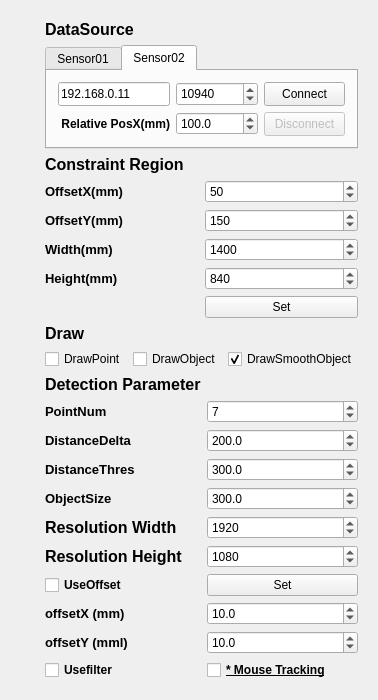
Before: the Qt Designer form QT_URG/QT_URG.ui in Zhi0927/WiserUrg, drawn with Qt 5.
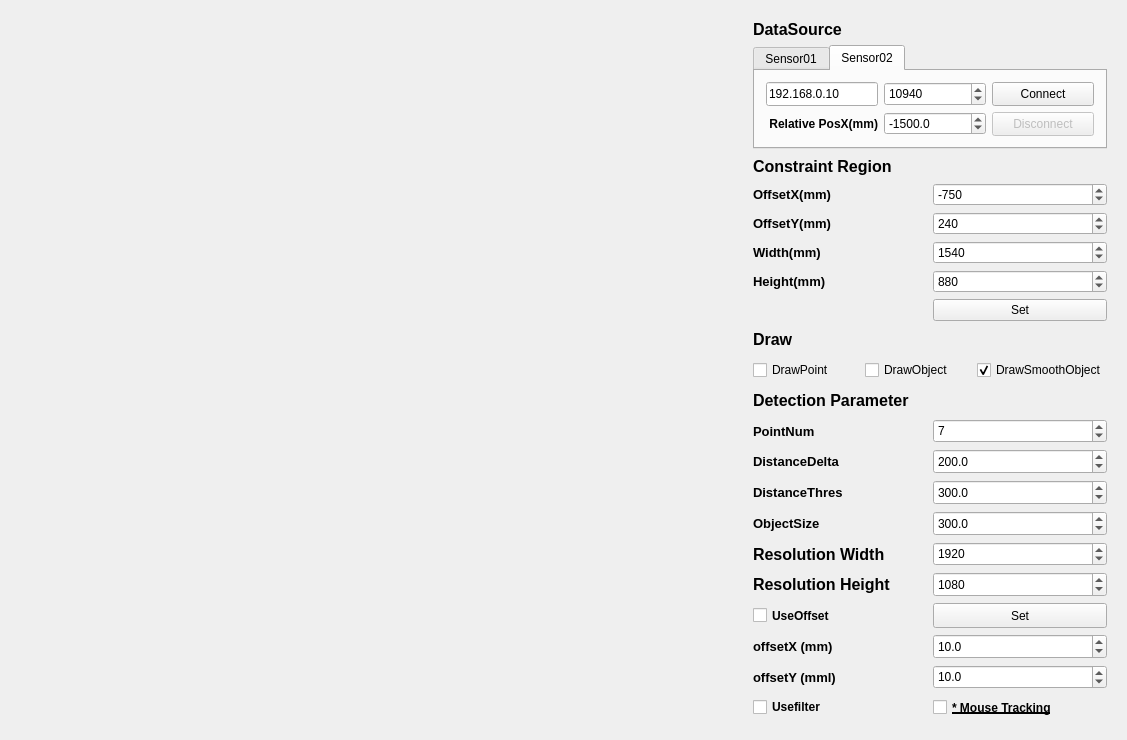
After: the same form once the commit is applied. The open tabs and pages were chosen to show the change. Custom widgets are drawn as their Qt base class.

The edit to the form file:
```diff
--- a/QT_URG/QT_URG.ui
+++ b/QT_URG/QT_URG.ui
@@ -2,6 +2,14 @@
 <ui version="4.0">
  <class>Qt_urgClass</class>
  <widget class="QWidget" name="Qt_urgClass">
+  <property name="geometry">
+   <rect>
+    <x>0</x>
+    <y>0</y>
+    <width>1127</width>
+    <height>740</height>
+   </rect>
+  </property>
   <property name="sizePolicy">
    <sizepolicy hsizetype="Expanding" vsizetype="Expanding">
     <horstretch>0</horstretch>
@@ -191,7 +199,7 @@
             </sizepolicy>
            </property>
            <property name="text">
-            <string>192.168.0.11</string>
+            <string>192.168.0.10</string>
            </property>
           </widget>
          </item>
@@ -252,13 +260,13 @@
             <number>1</number>
            </property>
            <property name="minimum">
-            <double>10.000000000000000</double>
+            <double>-20000.000000000000000</double>
            </property>
            <property name="maximum">
             <double>20000.000000000000000</double>
            </property>
            <property name="value">
-            <double>100.000000000000000</double>
+            <double>-1500.000000000000000</double>
            </property>
           </widget>
          </item>
@@ -304,7 +312,7 @@
         <double>50000.000000000000000</double>
        </property>
        <property name="value">
-        <double>150.000000000000000</double>
+        <double>240.000000000000000</double>
        </property>
       </widget>
      </item>
@@ -391,7 +399,7 @@
         <double>50000.000000000000000</double>
        </property>
        <property name="value">
-        <double>840.000000000000000</double>
+        <double>880.000000000000000</double>
        </property>
       </widget>
      </item>
@@ -474,7 +482,7 @@
         <double>50000.000000000000000</double>
        </property>
        <property name="value">
-        <double>50.000000000000000</double>
+        <double>-750.000000000000000</double>
        </property>
       </widget>
      </item>
@@ -522,7 +530,7 @@
         <double>50000.000000000000000</double>
        </property>
        <property name="value">
-        <double>1400.000000000000000</double>
+        <double>1540.000000000000000</double>
        </property>
       </widget>
      </item>
```
Left out of the diff: 2 changed lines with no effect on the pictures.
